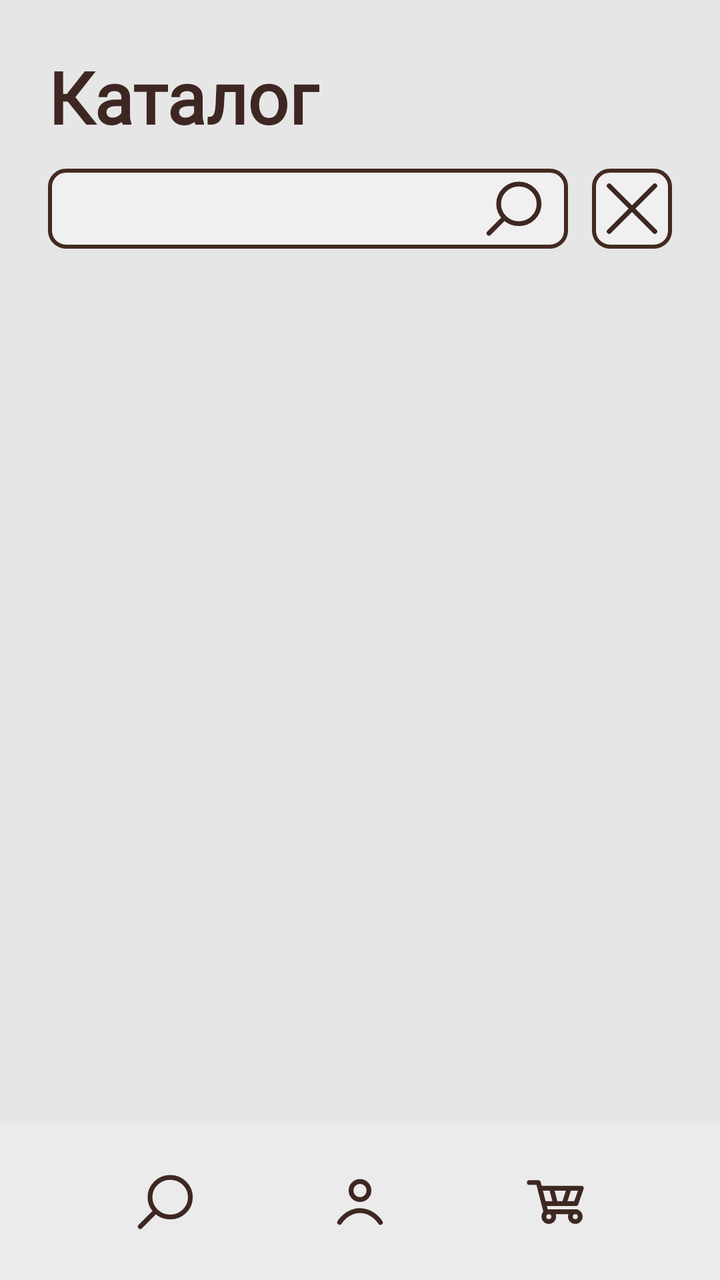
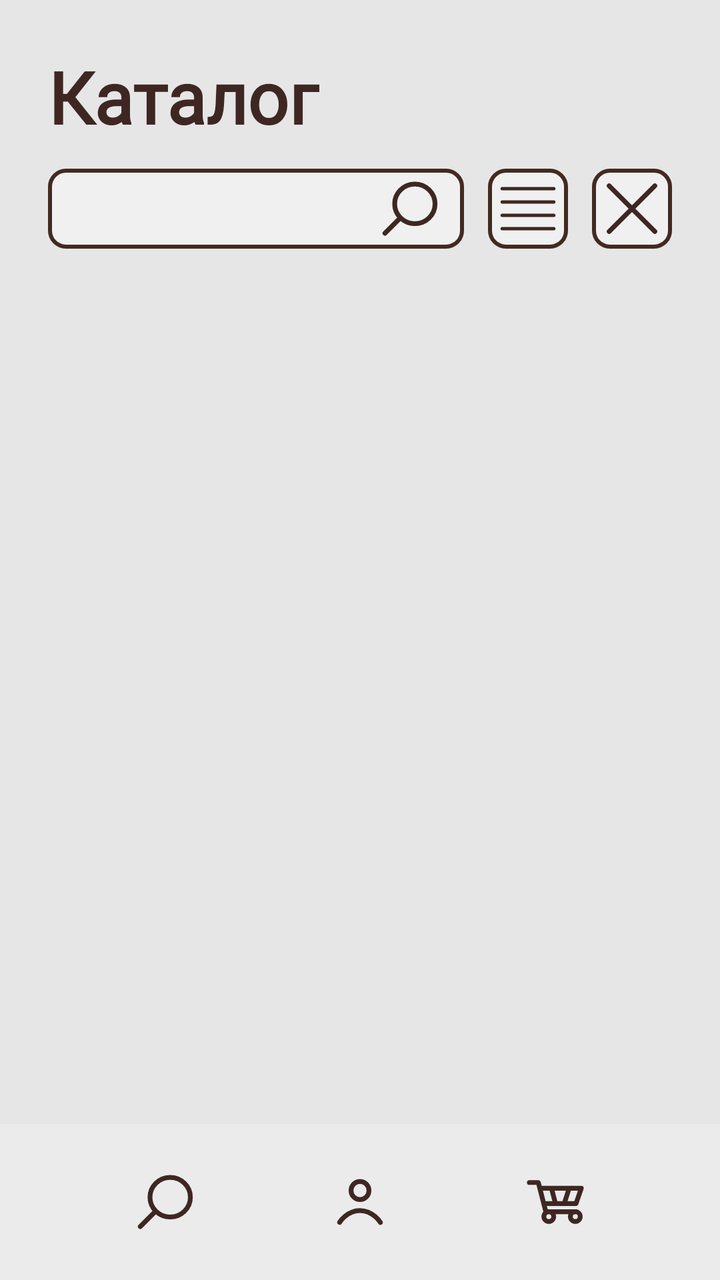

Before-and-after screenshots of an Android layout around one commit, followed by the original layout XML and the change that was made.
<!-- AndroidManifest.xml: application theme Theme.BookShopApp -->
<!-- res/layout/catalog_activity.xml -->
<?xml version="1.0" encoding="utf-8"?>
<androidx.constraintlayout.widget.ConstraintLayout xmlns:android="http://schemas.android.com/apk/res/android"
    xmlns:app="http://schemas.android.com/apk/res-auto"
    xmlns:tools="http://schemas.android.com/tools"
    android:layout_width="match_parent"
    android:layout_height="match_parent">

    <TextView
        android:id="@+id/tvPageTitle"
        android:layout_width="wrap_content"
        android:layout_height="wrap_content"
        android:layout_marginTop="24dp"
        android:layout_marginStart="24dp"
        android:text="@string/catalogPageS1"
        style="@style/TextViewHeaderFirst"
        app:layout_constraintStart_toStartOf="parent"
        app:layout_constraintTop_toTopOf="parent"/>

    <EditText
        android:id="@+id/etSearch"
        style="@style/EditTextSearch"
        android:layout_width="0dp"
        android:layout_height="40dp"
        android:layout_marginStart="24dp"
        android:layout_marginEnd="12dp"

        android:layout_marginTop="12dp"
        android:inputType="text"
        android:paddingStart="12dp"
        android:paddingEnd="12dp"
        app:layout_constraintEnd_toStartOf="@+id/btnClear"
        app:layout_constraintStart_toStartOf="parent"
        app:layout_constraintTop_toBottomOf="@id/tvPageTitle" />

    <ImageButton
        android:id="@+id/btnClear"
        style="@style/ImageButtonClearSearchParams"
        android:layout_width="40dp"
        android:layout_height="40dp"

        android:layout_marginTop="12dp"
        android:layout_marginEnd="24dp"
        app:layout_constraintEnd_toEndOf="parent"
        app:layout_constraintTop_toBottomOf="@id/tvPageTitle" />


    <androidx.recyclerview.widget.RecyclerView
        android:id="@+id/llBooks"
        android:layout_width="0dp"
        android:layout_height="0dp"
        android:layout_marginStart="24dp"
        android:layout_marginTop="12dp"
        android:layout_marginEnd="24dp"
        android:layout_marginBottom="12dp"
        android:orientation="vertical"
        app:layout_constraintBottom_toTopOf="@+id/bottomBar"
        app:layout_constraintEnd_toEndOf="parent"
        app:layout_constraintStart_toStartOf="parent"
        app:layout_constraintTop_toBottomOf="@+id/etSearch">

    </androidx.recyclerview.widget.RecyclerView>








    <androidx.constraintlayout.widget.ConstraintLayout
        android:id="@+id/bottomBar"
        android:layout_width="0dp"
        android:layout_height="78dp"
        style="@style/NavigatePanel"
        app:layout_constraintBottom_toBottomOf="parent"
        app:layout_constraintEnd_toEndOf="parent"
        app:layout_constraintStart_toStartOf="parent">


        <ImageButton
            android:id="@+id/icSearch"
            android:layout_width="wrap_content"
            android:layout_height="wrap_content"
            style="@style/ImageButtonSearch"
            app:layout_constraintBottom_toBottomOf="parent"
            app:layout_constraintEnd_toStartOf="@+id/icProfile"
            app:layout_constraintStart_toStartOf="parent"
            app:layout_constraintTop_toTopOf="parent" />


        <ImageButton
            android:id="@+id/icProfile"
            android:layout_width="wrap_content"
            android:layout_height="wrap_content"
            style="@style/ImageButtonProfile"
            app:layout_constraintBottom_toBottomOf="parent"
            app:layout_constraintEnd_toEndOf="parent"
            app:layout_constraintStart_toStartOf="parent"
            app:layout_constraintTop_toTopOf="parent" />


        <ImageButton
            android:id="@+id/icCart"
            android:layout_width="wrap_content"
            android:layout_height="wrap_content"
            style="@style/ImageButtonCart"

            app:layout_constraintBottom_toBottomOf="parent"
            app:layout_constraintEnd_toEndOf="parent"
            app:layout_constraintStart_toEndOf="@+id/icProfile"
            app:layout_constraintTop_toTopOf="parent" />

    </androidx.constraintlayout.widget.ConstraintLayout>

</androidx.constraintlayout.widget.ConstraintLayout>
<!-- resources referenced by this layout -->
<resources>
  <string name="catalogPageS1">Каталог</string>
  <style name="EditTextSearch" parent="EditTextBasic">
          <item name="android:drawableEnd">@drawable/ic_search_brown</item>
      </style>
  <style name="ImageButtonCart" parent="Widget.AppCompat.ImageButton">
          <item name="android:src">@drawable/ic_shoping_cart_brown</item>
          <item name="android:background">@android:color/transparent</item>
      </style>
  <style name="ImageButtonClearSearchParams" parent="ImageButtonCloseRemove">
          <item name="android:background">@drawable/bg_widgets_light_secondary_layer</item>
      </style>
  <style name="ImageButtonProfile" parent="Widget.AppCompat.ImageButton">
          <item name="android:src">@drawable/ic_profile_brown</item>
          <item name="android:background">@android:color/transparent</item>
      </style>
  <style name="ImageButtonSearch" parent="Widget.AppCompat.ImageButton">
          <item name="android:src">@drawable/ic_search_brown</item>
          <item name="android:background">@android:color/transparent</item>
      </style>
  <style name="NavigatePanel">
          <item name="android:background">@color/background_tertiary_light</item>
      </style>
  <style name="TextViewHeaderFirst" parent="Widget.AppCompat.TextView">
          <item name="android:fontFamily">@font/manrope_regular</item>
          <item name="android:textStyle">bold</item>
          <item name="android:textSize">36sp</item>
          <item name="android:textColor">@color/text_heading_light</item>
      </style>
  <style name="Theme.BookShopApp" parent="Theme.Material3.DayNight.NoActionBar">
          <item name="android:windowBackground">@color/light_theme_color</item>
          <item name="android:colorBackground">@color/light_theme_color</item>
      </style>
  <style name="EditTextBasic" parent="Widget.AppCompat.EditText">
          <item name="android:background">@drawable/bg_widgets_light_secondary_layer</item>
          <item name="android:fontFamily">@font/inter_regular</item>
          <item name="android:textSize">16sp</item>
          <item name="android:textColor">@color/text_primary_light</item>
      </style>
  <style name="ImageButtonCloseRemove" parent="Widget.AppCompat.ImageButton">
          <item name="android:src">@drawable/ic_close_brown</item>
          <item name="android:background">@android:color/transparent</item>
      </style>
  <color name="background_tertiary_light">#EBEBEB</color>
  <color name="text_heading_light">#FF3E2723</color>
  <color name="light_theme_color">#E6E6E6</color>
  <color name="text_primary_light">#432A20</color>
  <color name="background_secondary_light">#F0F0F0</color>
  <!-- unchanged entries left out for length: 5 -->
</resources>

<!-- the commit's change to res/layout/catalog_activity.xml (unified diff, before → after) -->
@@ -22,15 +22,27 @@
         android:layout_width="0dp"
         android:layout_height="40dp"
         android:layout_marginStart="24dp"
-        android:layout_marginEnd="12dp"
 
         android:layout_marginTop="12dp"
+        android:layout_marginEnd="12dp"
         android:inputType="text"
         android:paddingStart="12dp"
         android:paddingEnd="12dp"
-        app:layout_constraintEnd_toStartOf="@+id/btnClear"
+        app:layout_constraintEnd_toStartOf="@+id/btnSearchSetting"
         app:layout_constraintStart_toStartOf="parent"
         app:layout_constraintTop_toBottomOf="@id/tvPageTitle" />
+
+
+    <ImageButton
+        android:id="@+id/btnSearchSetting"
+        style="@style/ImageButtonParams"
+        android:layout_width="40dp"
+        android:layout_height="40dp"
+
+        android:layout_marginEnd="12dp"
+        app:layout_constraintBottom_toBottomOf="@+id/btnClear"
+        app:layout_constraintEnd_toStartOf="@+id/btnClear"
+        app:layout_constraintTop_toTopOf="@+id/btnClear" />
 
     <ImageButton
         android:id="@+id/btnClear"
<!-- resource entries referenced after the edit -->
@@ -9,6 +9,10 @@
           <item name="android:background">@android:color/transparent</item>
       </style>
   <style name="ImageButtonClearSearchParams" parent="ImageButtonCloseRemove">
+          <item name="android:background">@drawable/bg_widgets_light_secondary_layer</item>
+      </style>
+  <style name="ImageButtonParams" parent="Widget.AppCompat.ImageButton">
+          <item name="android:src">@drawable/ic_params_brown</item>
           <item name="android:background">@drawable/bg_widgets_light_secondary_layer</item>
       </style>
   <style name="ImageButtonProfile" parent="Widget.AppCompat.ImageButton">
@@ -42,6 +46,18 @@
           <item name="android:src">@drawable/ic_close_brown</item>
           <item name="android:background">@android:color/transparent</item>
       </style>
+  <!-- drawable ic_params_brown (drawable) -->
+  <vector xmlns:android="http://schemas.android.com/apk/res/android" android:height="30dp" android:viewportHeight="18" android:viewportWidth="18" android:width="30dp">
+        
+      <path android:fillColor="#ffffff" android:pathData="M1.254,3L16.746,3" android:strokeColor="#3e2723" android:strokeLineCap="round" android:strokeLineJoin="round" android:strokeWidth="1"/>
+        
+      <path android:fillColor="#ffffff" android:pathData="M1.254,7L16.746,7" android:strokeColor="#3e2723" android:strokeLineCap="round" android:strokeLineJoin="round" android:strokeWidth="1"/>
+        
+      <path android:fillColor="#ffffff" android:pathData="M1.254,11L16.746,11" android:strokeColor="#3e2723" android:strokeLineCap="round" android:strokeLineJoin="round" android:strokeWidth="1"/>
+        
+      <path android:fillColor="#ffffff" android:pathData="M1.254,15L16.746,15" android:strokeColor="#3e2723" android:strokeLineCap="round" android:strokeLineJoin="round" android:strokeWidth="1"/>
+      
+  </vector>
   <color name="background_tertiary_light">#EBEBEB</color>
   <color name="text_heading_light">#FF3E2723</color>
   <color name="light_theme_color">#E6E6E6</color>
